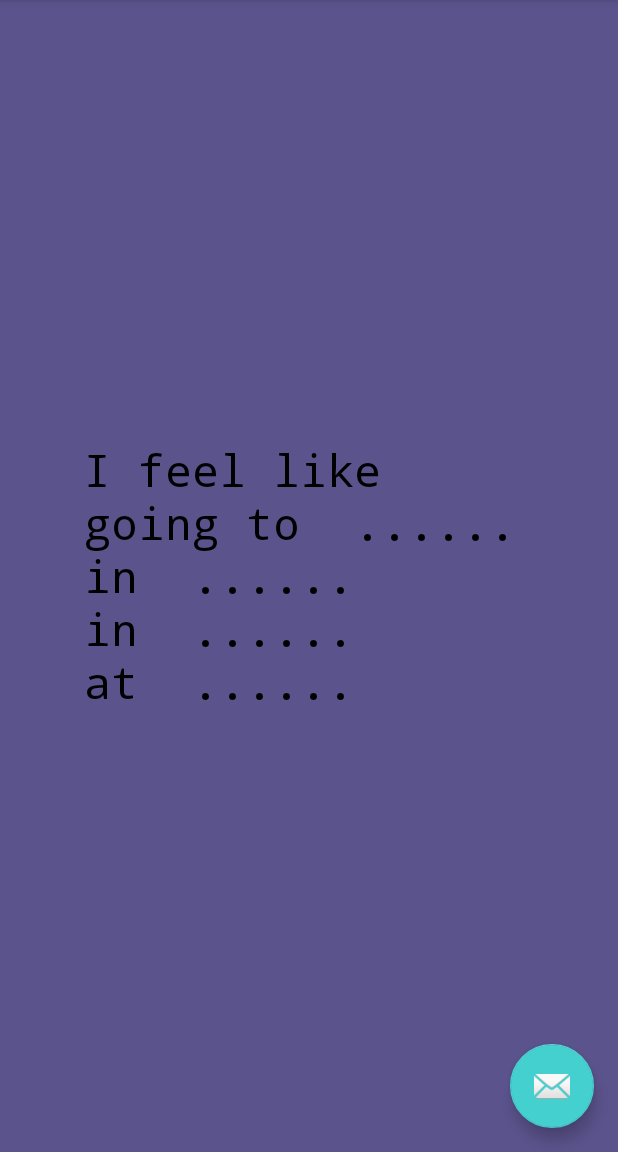
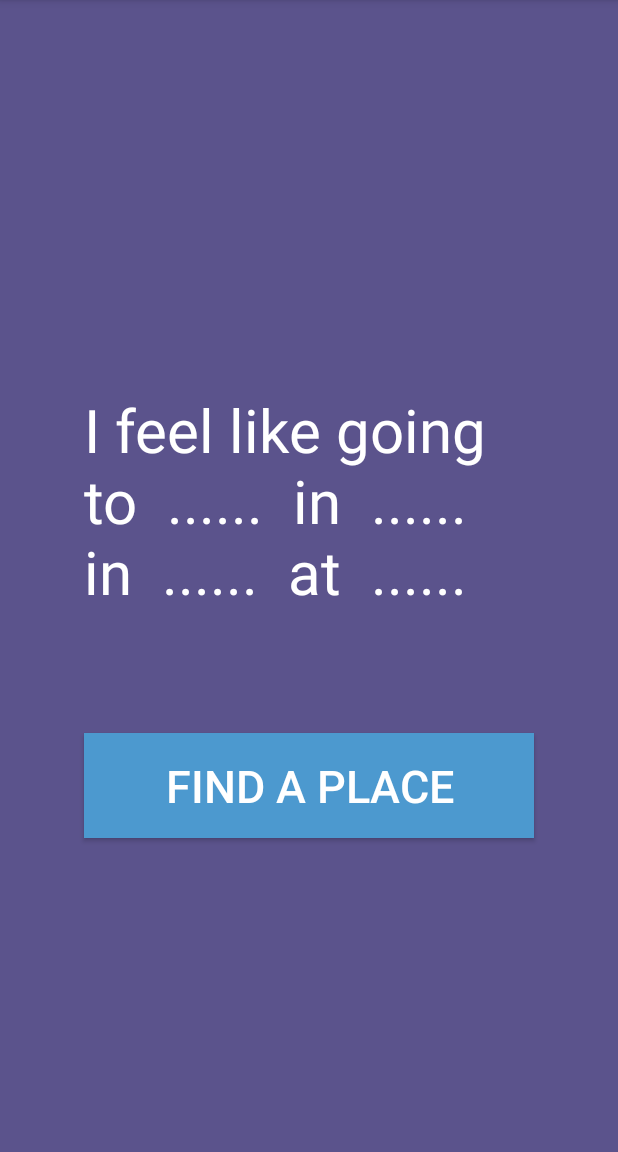
Before and after one commit to WEBDROiDINC/Pickit, an Android app: the screen it shows after launch (MainActivity), on a phone screen of 412 x 824 dp, the part 84-1236 px from its top. Run offline under Robolectric (Android 15) with nearby library versions, the phone set to English and light mode, and no system bars.

Commit message:
remove fab button

```diff
--- a/app/src/main/java/www/webdroid/org/pickit/MainActivity.java
+++ b/app/src/main/java/www/webdroid/org/pickit/MainActivity.java
@@ -22,7 +22,7 @@ public class MainActivity extends AppCompatActivity
         setContentView(R.layout.activity_main);
         Toolbar toolbar = (Toolbar) findViewById(R.id.toolbar);
         setSupportActionBar(toolbar);
-
+/*
         FloatingActionButton fab = (FloatingActionButton) findViewById(R.id.fab);
         fab.setOnClickListener(new View.OnClickListener() {
             @Override
@@ -31,7 +31,7 @@ public class MainActivity extends AppCompatActivity
                         .setAction("Action", null).show();
             }
         });
-
+*/
         DrawerLayout drawer = (DrawerLayout) findViewById(R.id.drawer_layout);
         ActionBarDrawerToggle toggle = new ActionBarDrawerToggle(
                 this, drawer, toolbar, R.string.navigation_drawer_open, R.string.navigation_drawer_close);
--- a/app/src/main/res/layout/app_bar_main.xml
+++ b/app/src/main/res/layout/app_bar_main.xml
@@ -24,15 +24,4 @@
 
     <include layout="@layout/content_main" />
 
-    <android.support.design.widget.FloatingActionButton
-        android:id="@+id/fab"
-        android:layout_width="wrap_content"
-        android:layout_height="wrap_content"
-        android:layout_gravity="bottom|end"
-        android:layout_margin="@dimen/fab_margin"
-        android:background="@color/colorFab"
-        app:backgroundTint="@color/colorFab"
-        app:fabSize="normal"
-        app:srcCompat="@android:drawable/ic_dialog_email" />
-
 </android.support.design.widget.CoordinatorLayout>
--- a/app/src/main/res/layout/content_main.xml
+++ b/app/src/main/res/layout/content_main.xml
@@ -9,18 +9,36 @@
     tools:context="www.webdroid.org.pickit.MainActivity"
     tools:showIn="@layout/app_bar_main">
 
+    <LinearLayout
+        android:layout_width="match_parent"
+        android:layout_height="match_parent"
+        android:orientation="vertical"
+        android:gravity="center_vertical"
+        >
     <TextView
         android:layout_width="300dp"
-        android:layout_height="300dp"
+        android:layout_height="250dp"
         android:gravity="center"
         android:text="@string/home_select"
         android:textAlignment="viewStart"
-        android:textColor="#000"
-        android:textSize="30sp"
-        android:fontFamily="monospace"
+        android:textColor="@color/colorHomeText"
+        android:textSize="40sp"
+        android:layout_gravity="center"
+        android:layout_marginBottom="30dp"
         app:layout_constraintBottom_toBottomOf="parent"
         app:layout_constraintLeft_toLeftOf="parent"
         app:layout_constraintRight_toRightOf="parent"
-        app:layout_constraintTop_toTopOf="parent" />
+        app:layout_constraintTop_toTopOf="parent"
+        tools:ignore="RtlCompat" />
+    <Button
+        android:layout_width="300dp"
+        android:layout_height="70dp"
+        android:layout_gravity="center"
+        android:background="@color/colorPrimary"
+        android:textColor="@color/colorHomeText"
+        android:text="@string/home_search_button"
+        android:textSize="30sp"/>
+
+    </LinearLayout>
 
 </RelativeLayout>
--- a/app/src/main/res/layout/nav_header_main.xml
+++ b/app/src/main/res/layout/nav_header_main.xml
@@ -3,7 +3,7 @@
     xmlns:app="http://schemas.android.com/apk/res-auto"
     android:layout_width="match_parent"
     android:layout_height="@dimen/nav_header_height"
-    android:background="@drawable/side_nav_bar"
+    android:background="@color/colorPrimaryDark"
     android:gravity="bottom"
     android:orientation="vertical"
     android:paddingBottom="@dimen/activity_vertical_margin"
@@ -17,7 +17,7 @@
         android:layout_width="wrap_content"
         android:layout_height="wrap_content"
         android:paddingTop="@dimen/nav_header_vertical_spacing"
-        app:srcCompat="@mipmap/ic_launcher_round" />
+        app:srcCompat="@mipmap/ic_launcher" />
 
     <TextView
         android:layout_width="match_parent"
--- a/app/src/main/res/mipmap-anydpi-v26/ic_launcher_round.xml
+++ /dev/null
@@ -1,5 +0,0 @@
-<?xml version="1.0" encoding="utf-8"?>
-<adaptive-icon xmlns:android="http://schemas.android.com/apk/res/android">
-    <background android:drawable="@drawable/ic_launcher_background" />
-    <foreground android:drawable="@drawable/logo3" />
-</adaptive-icon>
--- a/app/src/main/res/values/colors.xml
+++ b/app/src/main/res/values/colors.xml
@@ -2,7 +2,8 @@
 <resources>
     <color name="colorPrimary">#4C99CF</color>
     <color name="colorPrimaryDark">#4876AA</color>
-    <color name="colorAccent">#FF4081</color>
+    <color name="colorAccent">#4C99CF</color>
     <color name="colorBackground">#5B538C</color>
-    <color name="colorFab">#44D0CF</color>
+    <color name="colorFab">#4C99CF</color>
+    <color name="colorHomeText">#fff</color>
 </resources>
--- a/app/src/main/res/values/strings.xml
+++ b/app/src/main/res/values/strings.xml
@@ -8,6 +8,7 @@
 
 
     <string name="home_select"> I feel like going to " ...... " in " ...... " in " ...... " at " ...... "</string>
+    <string name="home_search_button"> FIND  A  PLACE</string>
 
 
 </resources>
```
